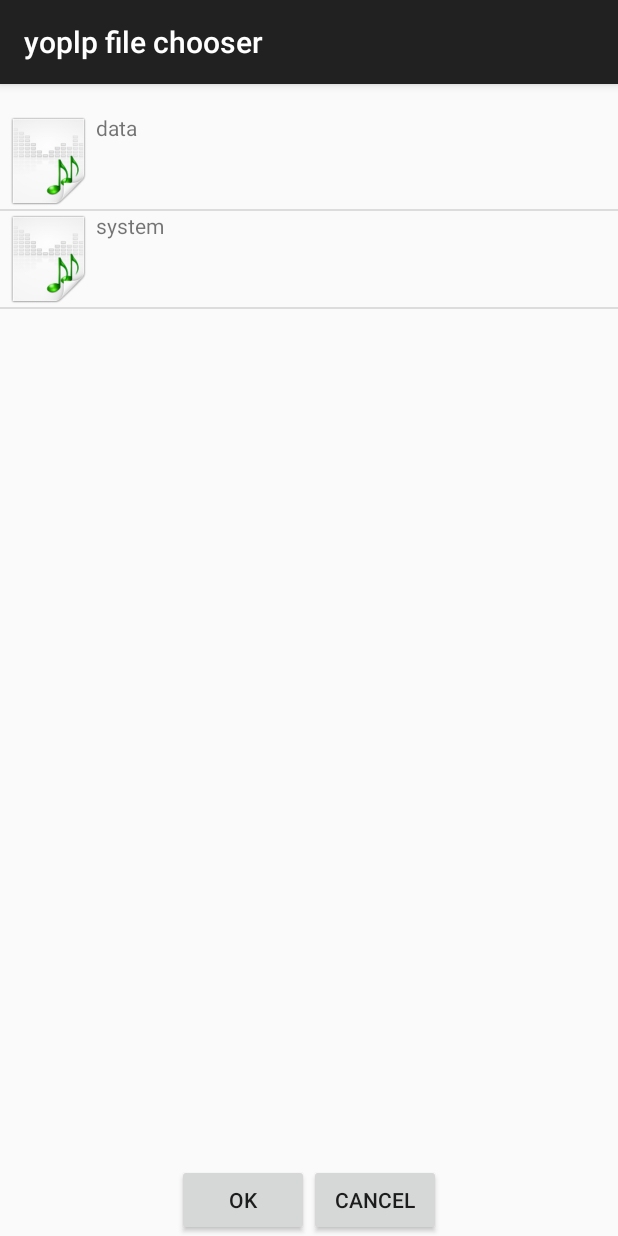
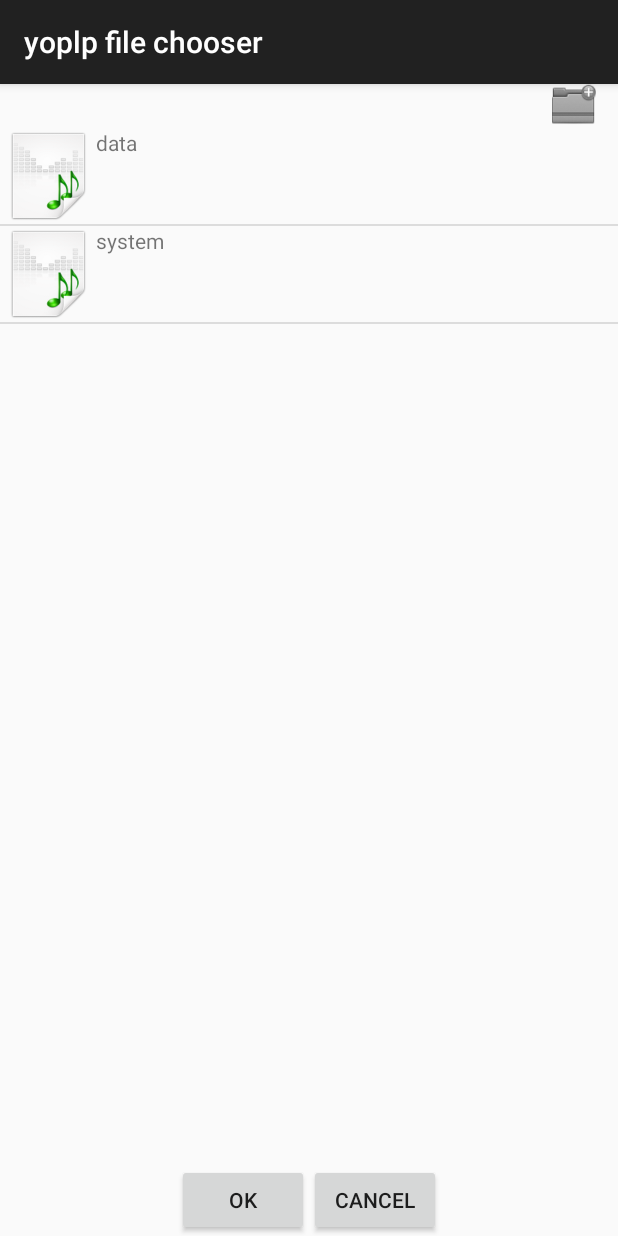
Before and after one commit to fbomana/yoplp, an Android app: the FileChooserActivity screen opened directly, with no data from a screen before it, on a phone screen of 412 x 824 dp. Run offline under Robolectric (Android 15) with nearby library versions, the phone set to English and light mode, and no system bars.

Commit message:
Se añade el botón de nuevo directorio, aunque sin funionalidad.

```diff
--- a/app/src/main/java/es/ait/yoplp/fileChooser/FileChooserActivity.java
+++ b/app/src/main/java/es/ait/yoplp/fileChooser/FileChooserActivity.java
@@ -1,21 +1,18 @@
 package es.ait.yoplp.fileChooser;
 
 import android.os.Bundle;
-import android.os.Environment;
 import android.support.v7.app.AppCompatActivity;
 import android.view.Menu;
 import android.view.MenuItem;
 import android.view.View;
 import android.widget.AdapterView;
 import android.widget.Button;
+import android.widget.ImageButton;
 import android.widget.ListView;
 import android.widget.TextView;
 import android.widget.Toast;
 
 import java.io.File;
-import java.util.ArrayList;
-import java.util.Collections;
-import java.util.List;
 import java.util.Stack;
 
 import es.ait.yoplp.R;
@@ -71,6 +68,7 @@ public class FileChooserActivity extends AppCompatActivity implements View.OnCli
                             {
                                 folderStack.push( file );
                                 ((FolderAdapter) parent.getAdapter()).navigateTo(file);
+                                setUrlText( file );
                             }
                             catch (Exception e)
                             {
@@ -86,14 +84,26 @@ public class FileChooserActivity extends AppCompatActivity implements View.OnCli
                 e.printStackTrace();
             }
 
-            TextView textView= (TextView) findViewById(R.id.fcUrlText );
-            textView.setText(!folderStack.empty() ? folderStack.peek().getAbsolutePath() : "");
+            setUrlText(!folderStack.empty() ? folderStack.peek() : null);
 
             Button okButton = (Button) findViewById(R.id.fcOkButton );
             okButton.setOnClickListener(this);
 
             Button cancelButton = (Button) findViewById(R.id.fcCancelButton );
             cancelButton.setOnClickListener( this );
+
+            ImageButton newFolderButton = (ImageButton) findViewById(R.id.fcNewFolderButton );
+            if ( configuration.isCreateFolder())
+            {
+                newFolderButton.setEnabled( true );
+                newFolderButton.setImageResource(R.drawable.folder_add);
+            }
+            else
+            {
+                newFolderButton.setEnabled( false );
+                newFolderButton.setImageResource( R.drawable.folder_add_disable );
+            }
+            newFolderButton.setOnClickListener( this );
         }
         catch ( Throwable t )
         {
@@ -144,10 +154,12 @@ public class FileChooserActivity extends AppCompatActivity implements View.OnCli
                 if ( folderStack.empty() )
                 {
                     ((ListView) findViewById(R.id.fcFileList)).setAdapter(new FolderAdapter( configuration, this, R.id.fcFileList ));
+                    setUrlText( null );
                 }
                 else
                 {
                     ((FolderAdapter)((ListView) findViewById(R.id.fcFileList )).getAdapter()).navigateTo(folderStack.peek());
+                    setUrlText( folderStack.peek() );
                 }
             }
         }
@@ -187,4 +199,14 @@ public class FileChooserActivity extends AppCompatActivity implements View.OnCli
             throw t;
         }
     }
+
+    /**
+     * Pone la url con el valor del fichero asignado o "" si es nulo
+     * @param file
+     */
+    private void setUrlText( File file )
+    {
+        TextView textView= (TextView) findViewById(R.id.fcUrlText );
+        textView.setText( file != null ? file.getAbsolutePath() : "");
+    }
 }
--- a/app/src/main/res/layout-land/file_chooser.xml
+++ b/app/src/main/res/layout-land/file_chooser.xml
@@ -2,18 +2,37 @@
 <RelativeLayout xmlns:android="http://schemas.android.com/apk/res/android"
                 android:layout_width="match_parent"
                 android:layout_height="match_parent">
-    <TextView
-        android:layout_width="wrap_content"
+    <LinearLayout
+        android:layout_width="match_parent"
         android:layout_height="wrap_content"
-        android:text="/aaaaaa/aaaa/aaaa"
         android:layout_alignParentTop="true"
-        android:id="@+id/fcUrlText"/>
+        android:id="@+id/topLineContainer">
+        <TextView
+            android:layout_width="wrap_content"
+            android:layout_height="wrap_content"
+            android:layout_weight="1"
+            android:text="/aaaaaa/aaaa/aaaa"
+            android:textSize="@dimen/abc_text_size_large_material"
+            android:singleLine="true"
+            android:ellipsize="start"
+            android:id="@+id/fcUrlText"/>
+        <ImageButton
+            android:layout_width="wrap_content"
+            android:layout_height="match_parent"
+            android:id="@+id/fcNewFolderButton"
+            android:src="@drawable/folder_add"
+            android:padding="0px"
+            android:layout_marginRight="5dp"
+            android:background="@null"
+            android:scaleType="centerInside"/>
+
+    </LinearLayout>
     <ListView
         android:layout_width="match_parent"
         android:layout_height="wrap_content"
         android:id="@+id/fcFileList"
         android:layout_weight="0"
-        android:layout_below="@id/fcUrlText"
+        android:layout_below="@id/topLineContainer"
         android:layout_above="@id/buttonContainer"/>
     <LinearLayout
         android:orientation="horizontal"
--- a/app/src/main/res/layout-port/file_chooser.xml
+++ b/app/src/main/res/layout-port/file_chooser.xml
@@ -2,12 +2,30 @@
 <RelativeLayout xmlns:android="http://schemas.android.com/apk/res/android"
               android:layout_width="match_parent"
               android:layout_height="match_parent">
-    <TextView
-        android:layout_width="wrap_content"
+    <LinearLayout
+        android:layout_width="match_parent"
         android:layout_height="wrap_content"
-        android:text="/aaaaaa/aaaa/aaaa"
         android:layout_alignParentTop="true"
-        android:id="@+id/fcUrlText"/>
+        android:id="@+id/topLineContainer">
+        <TextView
+            android:layout_width="wrap_content"
+            android:layout_height="wrap_content"
+            android:layout_weight="1"
+            android:text="/aaaaaa/aaaa/aaaa"
+            android:textSize="@dimen/abc_text_size_large_material"
+            android:singleLine="true"
+            android:ellipsize="start"
+            android:id="@+id/fcUrlText"/>
+        <ImageButton
+            android:layout_width="wrap_content"
+            android:layout_height="match_parent"
+            android:id="@+id/fcNewFolderButton"
+            android:src="@drawable/folder_add"
+            android:padding="0px"
+            android:layout_marginRight="5dp"
+            android:background="@null"
+            android:scaleType="centerInside"/>
+    </LinearLayout>
     <LinearLayout
         android:orientation="horizontal"
         android:layout_width="wrap_content"
@@ -31,7 +49,7 @@
         android:layout_height="wrap_content"
         android:id="@+id/fcFileList"
         android:layout_weight="0"
-        android:layout_below="@id/fcUrlText"
+        android:layout_below="@id/topLineContainer"
         android:layout_above="@id/buttonContainer"/>
 
 
--- a/app/src/main/res/layout/fc_list_item.xml
+++ b/app/src/main/res/layout/fc_list_item.xml
@@ -12,7 +12,6 @@
         android:layout_width="wrap_content"
         android:layout_height="match_parent"
         android:layout_weight="1"
-        android:ellipsize="marquee"
         android:id="@+id/fcFileName"/>
     <ImageView
         android:layout_width="?android:attr/listPreferredItemHeight"
```
Also changed, not shown: app/src/main/res/drawable/folder_add.png (added), app/src/main/res/drawable/folder_add_disable.png (added).
